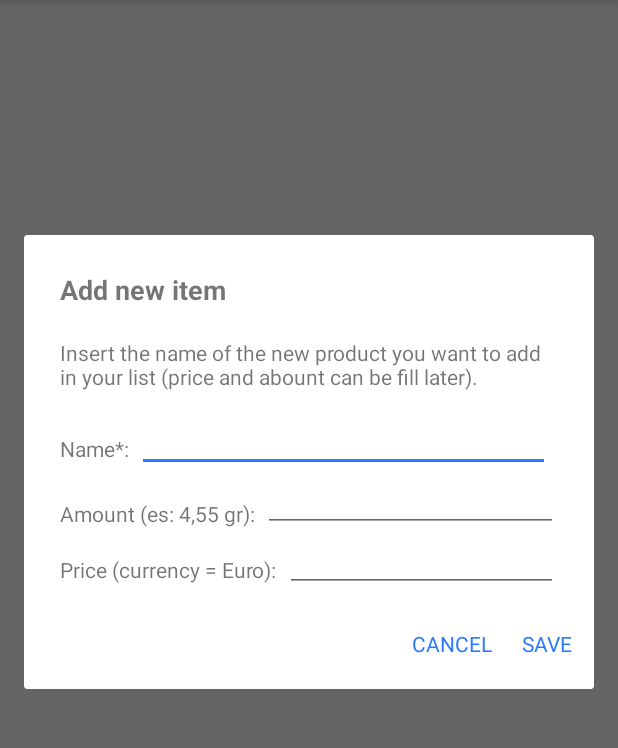
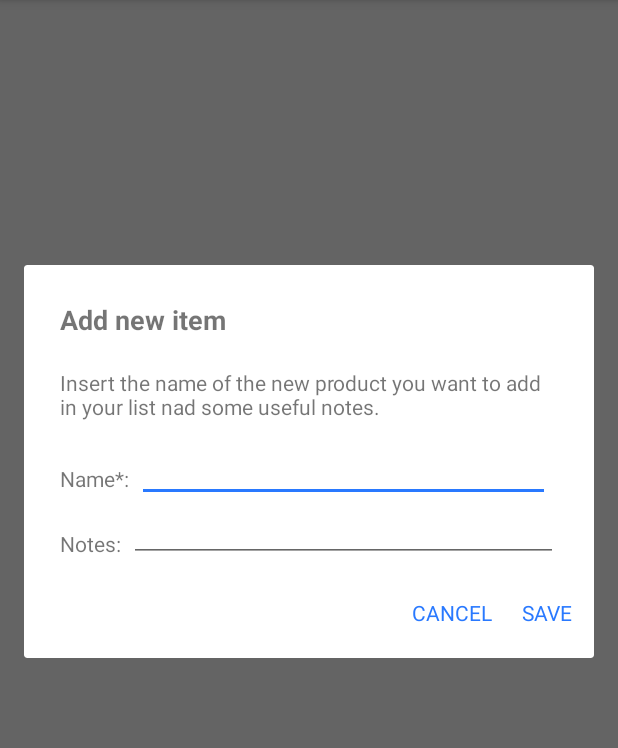
Before and after one commit to AndreaGrantu/MyShoppingList, an Android app: the screen it shows after launch (MainActivity), after a tap on "Add Item", on a phone screen of 412 x 824 dp, the part 156-904 px from its top. Run offline under Robolectric (Android 15) with nearby library versions, the phone set to English and light mode, and no system bars.

Commit message:
Remove price field

```diff
--- a/app/src/main/java/com/example/grantu/myshoppinglist/DBManager.java
+++ b/app/src/main/java/com/example/grantu/myshoppinglist/DBManager.java
@@ -27,8 +27,7 @@ public class DBManager {
     public static final class ShoppingListEntry implements BaseColumns{
         public static final String TABLE_NAME = "SHOPPING_LIST";
         public static final String COLUMN_PRODUCT_NAME = "PRODUCT";
-        public static final String COLUMN_AMOUNT = "AMOUNT";
-        public static final String COLUMN_PRICE = "PRICE";
+        public static final String COLUMN_NOTES = "NOTES";
         public static final String COLUMN_IS_CHECKED = "IS_CHECKED";
     }
 
@@ -38,7 +37,6 @@ public class DBManager {
         public static final String COLUMN_DATE = "DATE";
         public static final String COLUMN_CONTENT = "CONTENT";
         public static final String COLUMN_NOTES = "NOTES";
-        public static final String COLUMN_TOT_PRICE = "TOT_PRICE";
     }
 
 
@@ -47,8 +45,7 @@ public class DBManager {
             + " ("
             + ShoppingListEntry._ID  		                + " INTEGER PRIMARY KEY AUTOINCREMENT NOT NULL,"
             + ShoppingListEntry.COLUMN_PRODUCT_NAME			+ " TEXT NOT NULL,"
-            + ShoppingListEntry.COLUMN_AMOUNT               + " TEXT,"
-            + ShoppingListEntry.COLUMN_PRICE                + " TEXT,"
+            + ShoppingListEntry.COLUMN_NOTES               + " TEXT,"
             + ShoppingListEntry.COLUMN_IS_CHECKED           + " BOOLEAN"
             + ");";
     private final static String TABLE_SHOPPING_HISTORY_CREATE = "CREATE TABLE IF NOT EXISTS "
@@ -58,15 +55,13 @@ public class DBManager {
             + ShoppingListHistory.COLUMN_NAME            + " TEXT,"
             + ShoppingListHistory.COLUMN_DATE			    + " TEXT,"
             + ShoppingListHistory.COLUMN_CONTENT            + " TEXT,"
-            + ShoppingListHistory.COLUMN_NOTES            + " TEXT,"
-            + ShoppingListHistory.COLUMN_TOT_PRICE          + " TEXT"
+            + ShoppingListHistory.COLUMN_NOTES            + " TEXT"
             + ");";
 
     private final static String[] SHOPPING_LIST_PROJECTION = {
             ShoppingListEntry._ID,
             ShoppingListEntry.COLUMN_PRODUCT_NAME,
-            ShoppingListEntry.COLUMN_AMOUNT,
-            ShoppingListEntry.COLUMN_PRICE,
+            ShoppingListEntry.COLUMN_NOTES,
             ShoppingListEntry.COLUMN_IS_CHECKED
     };
     private final static String[] SHOPPING_HISTORY_PROJECTION = {
@@ -74,8 +69,7 @@ public class DBManager {
             ShoppingListHistory.COLUMN_NAME,
             ShoppingListHistory.COLUMN_DATE,
             ShoppingListHistory.COLUMN_CONTENT ,
-            ShoppingListHistory.COLUMN_NOTES ,
-            ShoppingListHistory.COLUMN_TOT_PRICE
+            ShoppingListHistory.COLUMN_NOTES
     };
 
     private static final String TABLE_SHOPPING_LIST_DELETE =
@@ -191,9 +185,8 @@ public class DBManager {
 
         ContentValues cv = new ContentValues();
         cv.put(ShoppingListEntry.COLUMN_PRODUCT_NAME,s.getName());
-        cv.put(ShoppingListEntry.COLUMN_PRICE,s.getPrice());
         cv.put(ShoppingListEntry.COLUMN_IS_CHECKED,s.isChecked());
-        cv.put(ShoppingListEntry.COLUMN_AMOUNT,s.getAmount());
+        cv.put(ShoppingListEntry.COLUMN_NOTES,s.getNotes());
         return cv;
 
     }
@@ -210,8 +203,7 @@ public class DBManager {
              ShoppingItem s = new ShoppingItem();
              s.setId(cursor.getInt(cursor.getColumnIndex(ShoppingListEntry._ID)));
              s.setName(cursor.getString(cursor.getColumnIndex(ShoppingListEntry.COLUMN_PRODUCT_NAME)));
-             s.setAmount(cursor.getString(cursor.getColumnIndex(ShoppingListEntry.COLUMN_AMOUNT)));
-             s.setPrice(cursor.getString(cursor.getColumnIndex(ShoppingListEntry.COLUMN_PRICE)));
+             s.setNotes(cursor.getString(cursor.getColumnIndex(ShoppingListEntry.COLUMN_NOTES)));
              s.setIsChecked((cursor.getInt(cursor.getColumnIndex(ShoppingListEntry.COLUMN_IS_CHECKED)) > 0));
 
              list.add(s);
@@ -231,8 +223,7 @@ public class DBManager {
             do{
                 item.setId(cursor.getInt(cursor.getColumnIndex(ShoppingListEntry._ID)));
                 item.setName(cursor.getString(cursor.getColumnIndex(ShoppingListEntry.COLUMN_PRODUCT_NAME)));
-                item.setAmount(cursor.getString(cursor.getColumnIndex(ShoppingListEntry.COLUMN_AMOUNT)));
-                item.setPrice(cursor.getString(cursor.getColumnIndex(ShoppingListEntry.COLUMN_PRICE)));
+                item.setNotes(cursor.getString(cursor.getColumnIndex(ShoppingListEntry.COLUMN_NOTES)));
                 item.setIsChecked((cursor.getInt(cursor.getColumnIndex(ShoppingListEntry.COLUMN_IS_CHECKED)) > 0));
             } while(cursor.moveToNext());
         }
@@ -247,7 +238,6 @@ public class DBManager {
 
         ContentValues cv = new ContentValues();
         cv.put(ShoppingListHistory.COLUMN_NAME,s.getName());
-        cv.put(ShoppingListHistory.COLUMN_TOT_PRICE,s.getTot_price());
         cv.put(ShoppingListHistory.COLUMN_CONTENT,s.getContent());
         cv.put(ShoppingListHistory.COLUMN_NOTES,s.getNotes());
         cv.put(ShoppingListHistory.COLUMN_DATE, s.getDate());
@@ -303,7 +293,6 @@ public class DBManager {
                 s.setName(cursor.getString(cursor.getColumnIndex(ShoppingListHistory.COLUMN_NAME)));
                 s.setContent(cursor.getString(cursor.getColumnIndex(ShoppingListHistory.COLUMN_CONTENT)));
                 s.setDate(cursor.getString(cursor.getColumnIndex(ShoppingListHistory.COLUMN_DATE)));
-                s.setTot_price(cursor.getString(cursor.getColumnIndex(ShoppingListHistory.COLUMN_TOT_PRICE)));
                 s.setNotes(cursor.getString(cursor.getColumnIndex(ShoppingListHistory.COLUMN_NOTES)));
                 list.add(s);
             }
@@ -323,7 +312,6 @@ public class DBManager {
             do{
                 item.setId(cursor.getInt(cursor.getColumnIndex(ShoppingListEntry._ID)));
                 item.setName(cursor.getString(cursor.getColumnIndex(ShoppingListHistory.COLUMN_NAME)));
-                item.setTot_price(cursor.getString(cursor.getColumnIndex(ShoppingListHistory.COLUMN_TOT_PRICE)));
                 item.setContent(cursor.getString(cursor.getColumnIndex(ShoppingListHistory.COLUMN_CONTENT)));
                 item.setNotes(cursor.getString(cursor.getColumnIndex(ShoppingListHistory.COLUMN_NOTES)));
                 item.setDate(cursor.getString(cursor.getColumnIndex(ShoppingListHistory.COLUMN_DATE)));
--- a/app/src/main/res/layout/dialog_add_shopping_item.xml
+++ b/app/src/main/res/layout/dialog_add_shopping_item.xml
@@ -53,44 +53,23 @@
                 android:layout_height="wrap_content"
                 android:textSize="14dp" />
             <TextView
-                android:id="@+id/amount_label"
+                android:id="@+id/notes_label"
                 android:layout_alignParentStart="true"
                 android:layout_marginTop="18dp"
                 android:layout_width="wrap_content"
                 android:layout_below="@+id/name_label"
                 android:layout_height="wrap_content"
-                android:text="@string/add_shopping_item_dialog_amount"/>
+                android:text="@string/add_shopping_item_dialog_notes"/>
             <EditText
-                android:id="@+id/amount_edit"
+                android:id="@+id/notes_edit"
                 android:lines="1"
                 android:layout_marginStart="5dp"
                 android:layout_below="@id/name_edit"
-                android:layout_toRightOf="@id/amount_label"
+                android:layout_toRightOf="@id/notes_label"
                 android:layout_width="match_parent"
                 android:layout_height="wrap_content"
                 android:textSize="14dp"
                 />
-            <TextView
-                android:id="@+id/price_label"
-                android:layout_below="@+id/amount_label"
-                android:layout_alignParentStart="true"
-                android:layout_marginTop="18dp"
-                android:layout_width="wrap_content"
-                android:layout_marginBottom="6dp"
-                android:layout_height="wrap_content"
-                android:text="@string/add_shopping_item_dialog_price"/>
-            <EditText
-                android:id="@+id/price_edit"
-                android:layout_marginStart="5dp"
-                android:layout_toEndOf="@id/price_label"
-                android:layout_below="@+id/amount_edit"
-                android:lines="1"
-                android:inputType="numberDecimal"
-                android:layout_width="match_parent"
-                android:layout_height="wrap_content"
-                android:textSize="14dp"
-                />
-
         </RelativeLayout>
 
     </LinearLayout>
--- a/app/src/main/res/layout/fragment_history_item.xml
+++ b/app/src/main/res/layout/fragment_history_item.xml
@@ -28,7 +28,7 @@
             android:textColor="@color/colorTextPrimary"
             android:textSize="@dimen/primary_text_dimen_list_item"/>
         <TextView
-            android:id="@+id/history_item_price"
+            android:id="@+id/history_item_notes"
             android:layout_marginTop="5dp"
             android:layout_width="wrap_content"
             android:layout_height="wrap_content"
--- a/app/src/main/res/layout/fragment_shopping_items.xml
+++ b/app/src/main/res/layout/fragment_shopping_items.xml
@@ -16,16 +16,5 @@
         <include
             android:id="@+id/emptylayout"
             layout="@layout/shopping_list_empty_layout"/>
-    <TextView
-        android:id="@+id/header"
-        android:layout_width="match_parent"
-        android:gravity="center"
-        android:layout_height="0dp"
-        android:layout_weight="0.5"
-        android:padding="@dimen/padding_shopping_list_header"
-        android:textStyle="bold"
-        android:text="@string/shop_list_total_price_label"
-        android:textSize="@dimen/primary_text_dimen_header"
-        android:background="@drawable/shoplist_header_background"
-        android:layout_gravity="center_vertical" />
+
 </LinearLayout>
--- a/app/src/main/res/values/colors.xml
+++ b/app/src/main/res/values/colors.xml
@@ -16,6 +16,7 @@
     <color name="colorTextPrimary">#000000</color>
     <color name="colorTextSecondary">#e0e0e0</color>
     <color name="colorTransparent">#800000</color>
+    <color name="colorWaring">#ffe31611</color>
 
 
 
--- a/app/src/main/res/values/strings.xml
+++ b/app/src/main/res/values/strings.xml
@@ -29,15 +29,16 @@
     <string name="add_shopping_item_dialog_title">Add new item</string>
     <string name="modify_shopping_item_dialog_title">Modify your item</string>
 
-    <string name="add_shopping_item_dialog_content">Insert the name of the new product you want to add in your list (price and abount can be fill later).</string>
+    <string name="add_shopping_item_dialog_content">Insert the name of the new product you want to add in your list nad some useful notes.</string>
     <string name="add_shopping_item_dialog_name">Name*:</string>
-    <string name="add_shopping_item_dialog_amount">Amount (es: 4,55 gr):</string>
+    <string name="add_shopping_item_dialog_notes">Notes:</string>
     <string name="add_shopping_item_dialog_price">Price (currency = Euro):</string>
     <string name="add_shopping_item_dialog_save">SAVE</string>
     <string name="add_shopping_item_dialog_cancel">CANCEL</string>
     <string name="add_shopping_item_name_empty">You must fill name field</string>
     <string name="add_shopping_item_insert_error">There\'s a problem with database, please retry later</string>
     <string name="add_shopping_item_insert_well_done">Your list has been saved, you can find it into the "History" tab</string>
+
 
     <!-- saveshopping_item_dialog -->
     <string name="save_shopping_item_dialog_title">Save shopping list</string>
@@ -47,6 +48,7 @@
     <string name="save_shopping_item_dialog_save">SAVE</string>
     <string name="save_shopping_item_dialog_cancel">CANCEL</string>
     <string name="save_shopping_item_alert_empty">Your list is empty, add at least one product</string>
+    <string name="save_shopping_item_alert_no_selection">*You have to check at least one product</string>
 
     <!-- delete_shopping_history_dialog -->
     <string name="delete_shopping_history_dialog_title">Delete entire history list?</string>
```
Also changed, not shown: app/src/main/java/com/example/grantu/myshoppinglist/Classes/ShoppingHistoryItem.java (+0 -10 lines), app/src/main/java/com/example/grantu/myshoppinglist/Classes/ShoppingItem.java (+14 -23 lines), app/src/main/java/com/example/grantu/myshoppinglist/Classes/ShoppingListManager.java (+17 -35 lines), app/src/main/java/com/example/grantu/myshoppinglist/UI/Dialog/CustomDialog.java (+37 -38 lines), app/src/main/java/com/example/grantu/myshoppinglist/UI/Fragments/HistoryListsFragment.java (+6 -6 lines), app/src/main/java/com/example/grantu/myshoppinglist/UI/Fragments/ShoppingItemsFragment.java (+7 -43 lines), app/src/main/java/com/example/grantu/myshoppinglist/Utils/ShopHistoryParser.java (+2 -5 lines), app/src/main/res/layout/dialog_history_item_detail.xml (+10 -15 lines), app/src/main/res/layout/dialog_save_shopping_list.xml (+16 -4 lines), app/src/main/res/layout/shopping_list_item.xml (+2 -13 lines).
